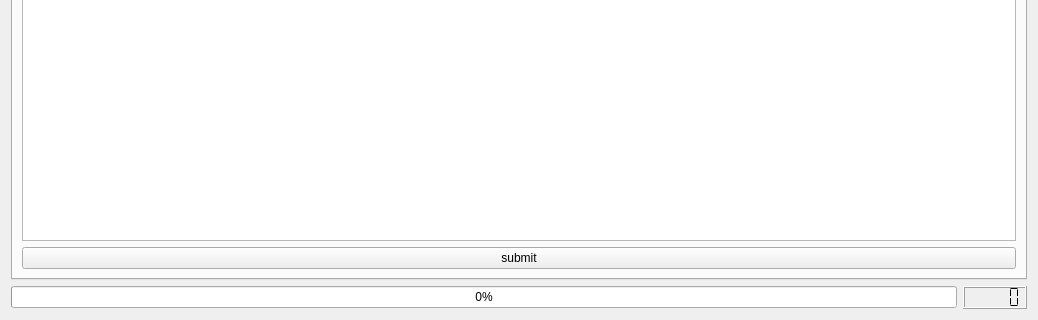
First picture: the form in src/UFT_GUI/UFT_Ui.ui, repository fanmuzhi/UFT, before the edit; both pictures show x 0 to 1038 and y 402 to 722 of the 1038 by 722 pixel window.
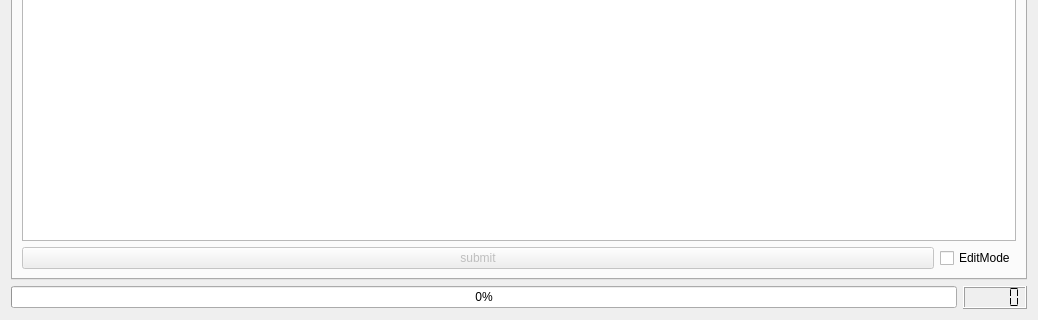
Second picture: the form after the edit. The open tabs and pages were chosen to show the change. Custom widgets are drawn as their Qt base class.

```diff
--- a/src/UFT_GUI/UFT_Ui.ui
+++ b/src/UFT_GUI/UFT_Ui.ui
@@ -298,15 +298,39 @@
         </layout>
        </item>
        <item row="1" column="0">
-        <widget class="QTableView" name="test_item_tableView"/>
-       </item>
-       <item row="2" column="0">
-        <widget class="QPushButton" name="submit_pushButton">
-         <property name="text">
-          <string>submit</string>
+        <widget class="QTableView" name="test_item_tableView">
+         <property name="editTriggers">
+          <set>QAbstractItemView::NoEditTriggers</set>
          </property>
         </widget>
        </item>
+       <item row="2" column="0">
+        <layout class="QHBoxLayout" name="horizontalLayout_5">
+         <item>
+          <widget class="QPushButton" name="submit_pushButton">
+           <property name="enabled">
+            <bool>false</bool>
+           </property>
+           <property name="text">
+            <string>submit</string>
+           </property>
+          </widget>
+         </item>
+         <item>
+          <widget class="QCheckBox" name="checkBox">
+           <property name="sizePolicy">
+            <sizepolicy hsizetype="Maximum" vsizetype="Fixed">
+             <horstretch>0</horstretch>
+             <verstretch>0</verstretch>
+            </sizepolicy>
+           </property>
+           <property name="text">
+            <string>EditMode</string>
+           </property>
+          </widget>
+         </item>
+        </layout>
+       </item>
       </layout>
      </widget>
      <widget class="QWidget" name="tab">
```
Left out of the diff: 42 changed lines with no effect on the pictures.
